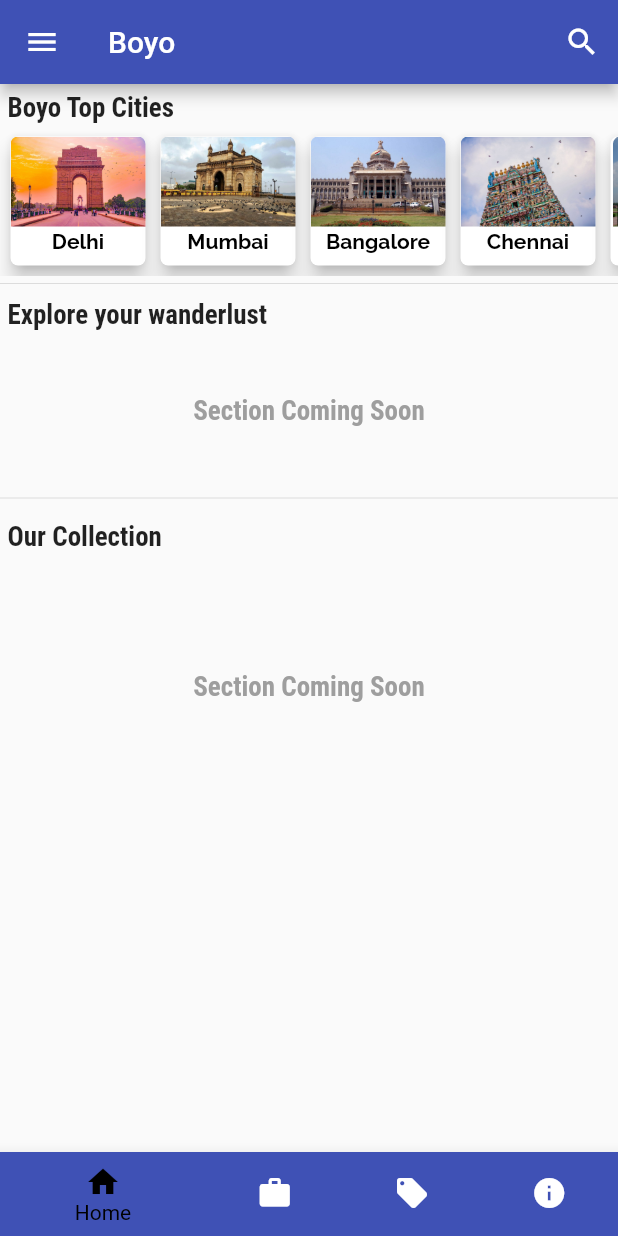
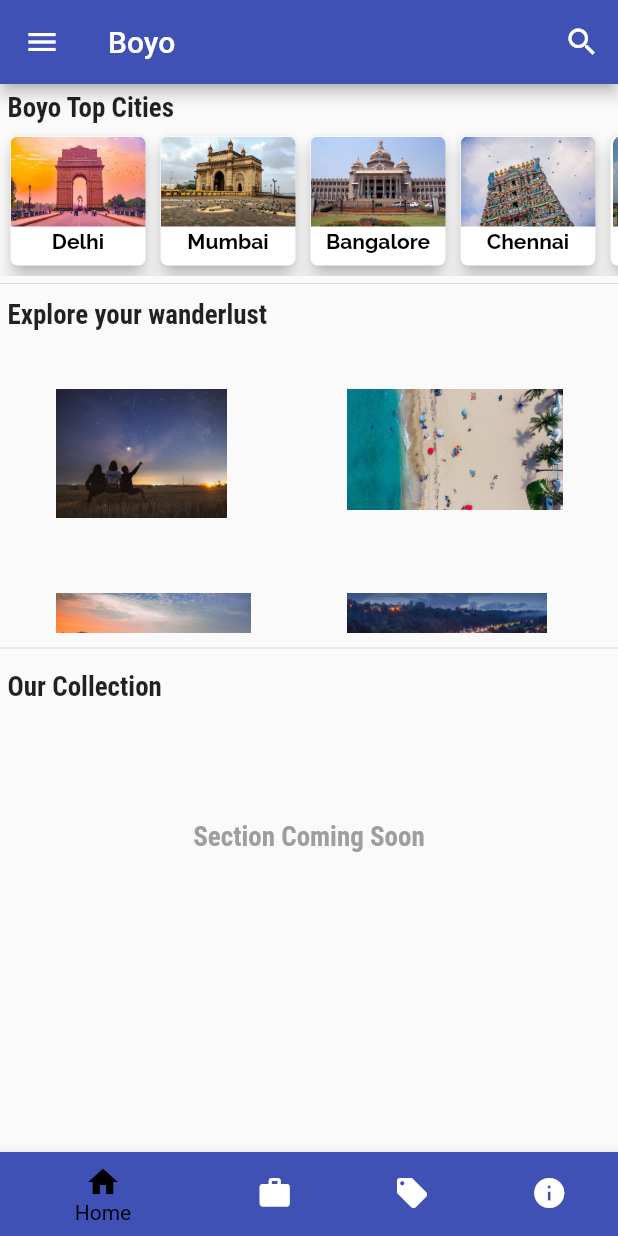
Before and after one commit to iamartyaa/BoyoHotels-App, a Flutter app: the screen it shows after launch, on a phone screen of 412 x 824 dp. Run offline on Flutter 3.47's test engine with Material 2 defaults, Android fonts, the phone set to English and light mode, and no system bars; missing offline and left inert: flutter_rounded_date_picker.

Commit message:
wanderlust section

```diff
--- a/lib/data.dart
+++ b/lib/data.dart
@@ -1,3 +1,4 @@
+import 'package:demo/models/category.dart';
 import 'package:demo/models/hotels.dart';
 import 'package:demo/models/room.dart';
 import 'package:flutter/material.dart';
@@ -129,3 +130,26 @@ List<Room> DUMMY_ROOMS = const [
   Room(hotelId: 'h7',id: 'r1', title: 'CLASSIC (2X)', area: 130, price: 1231, img: "https://images.oyoroomscdn.com/uploads/hotel_image/115463/medium/9ac4d266c3e37117.jpg",),
 
 ];
+
+List<Category> DUMMY_CATEGORIES = [
+  const Category(
+    id: 'c1',
+    title: 'Reach for the Stars',
+    img: "assets/images/rad-pozniakov-134-72ac7W4-unsplash.jpg",
+  ),
+  const Category(
+    id: 'c2',
+    title: 'Seas the day',
+    img: "assets/images/lance-asper-mNDVSSmMt0Y-unsplash.jpg",
+  ),
+  const Category(
+    id: 'c3',
+    title: 'Wander amid wonders',
+    img: "assets/images/gaurav-sharma-lj3r0SZK7rQ-unsplash.jpg",
+  ),
+  const Category(
+    id: 'c4',
+    title: 'Hop around town',
+    img: "assets/images/pedro-lastra-5g8dJvtYRYA-unsplash.jpg",
+  ),
+];
--- /dev/null
+++ b/lib/models/category.dart
@@ -0,0 +1,11 @@
+import 'package:flutter/cupertino.dart';
+
+import 'package:flutter/material.dart';
+
+class Category {
+  final String id;
+  final String title;
+  final String img;
+
+  const Category({required this.id, required this.title, required this.img });
+}
--- /dev/null
+++ b/lib/widgets/categories.dart
@@ -0,0 +1,45 @@
+import 'package:flutter/material.dart';
+
+class CategoryItem extends StatelessWidget {
+  final String id;
+  final String title;
+  final String img;
+
+  const CategoryItem(
+      {Key? key, required this.id, required this.title, required this.img})
+      : super(key: key);
+
+  // void selectCategory(BuildContext ctx) {
+  //   Navigator.of(ctx).push(
+  //     MaterialPageRoute(
+  //       builder: (_) {
+  //         return CategoryMealsScreen(categoryId: id,categoryTitle: title);
+  //       },
+  //     ),
+  //   );
+  // }
+
+  // void selectCategory(BuildContext ctx) {
+  //   Navigator.of(ctx)
+  //       .pushNamed(CategoryMealsScreen.routeName, arguments: {'id': id, 'title': title});
+  // }
+
+  @override
+  Widget build(BuildContext context) {
+    return InkWell(
+        onTap: () {
+          // selectCategory(context);
+        },
+        splashColor: Theme.of(context).primaryColor,
+        borderRadius: BorderRadius.circular(15),
+        child: Stack(
+          children: [
+            Container(
+
+              padding: const EdgeInsets.all(15),
+              child: Image.asset(img,fit: BoxFit.cover,)
+            ),
+          ],
+        ));
+  }
+}
--- a/lib/widgets/home.dart
+++ b/lib/widgets/home.dart
@@ -1,5 +1,7 @@
 import 'package:demo/data.dart';
+import 'package:demo/models/category.dart';
 import 'package:demo/models/room.dart';
+import 'package:demo/widgets/categories.dart';
 import 'package:demo/widgets/city.dart';
 import 'package:demo/widgets/room_item.dart';
 import 'package:flutter/material.dart';
@@ -11,7 +13,8 @@ class Home extends StatelessWidget {
 
   @override
   Widget build(BuildContext context) {
-    return Column(
+    return SingleChildScrollView(
+      child: Column(
         crossAxisAlignment: CrossAxisAlignment.start,
         children: [
           Container(
@@ -62,23 +65,28 @@ class Home extends StatelessWidget {
             ),
           ),
           Container(
-          height: 100,
+            height: 200,
             width: double.infinity,
-          padding: const EdgeInsets.fromLTRB(5, 5, 5, 2),
-          child: const Center(
-            child: Text(
-              'Section Coming Soon',
-              textAlign: TextAlign.left,
-              style: TextStyle(
-                fontFamily: 'RobotoCondensed',
-                fontSize: 18,
-                color: Colors.grey,
-                fontWeight: FontWeight.bold,
+            child: GridView(
+              padding: const EdgeInsets.all(22),
+              children: [
+                ...DUMMY_CATEGORIES.map((catData) {
+                  return CategoryItem(
+                    id: catData.id,
+                    title: catData.title,
+                    img: catData.img,
+                  );
+                }).toList(),
+              ],
+              gridDelegate: const SliverGridDelegateWithMaxCrossAxisExtent(
+                maxCrossAxisExtent: 200,
+                childAspectRatio: 3 / 2,
+                crossAxisSpacing: 20,
+                mainAxisSpacing: 20,
               ),
             ),
           ),
-        ),
-        Divider(
+          const Divider(
             height: 20,
           ),
           Container(
@@ -111,6 +119,7 @@ class Home extends StatelessWidget {
             ),
           ),
         ],
+      ),
     );
   }
 }
--- a/pubspec.yaml
+++ b/pubspec.yaml
@@ -69,7 +69,11 @@ flutter:
     - assets/images/bangalore.jpg
     - assets/images/agra.jpg
     - assets/images/jaipur.jpg
+    - assets/images/pedro-lastra-5g8dJvtYRYA-unsplash.jpg
+    - assets/images/gaurav-sharma-lj3r0SZK7rQ-unsplash.jpg
     - assets/images/chennai.jpeg
+    - assets/images/lance-asper-mNDVSSmMt0Y-unsplash.jpg
+    - assets/images/rad-pozniakov-134-72ac7W4-unsplash.jpg
   #   - images/a_dot_ham.jpeg
 
   # An image asset can refer to one or more resolution-specific "variants", see
```
Also changed, not shown: assets/images/gaurav-sharma-lj3r0SZK7rQ-unsplash.jpg (added), assets/images/lance-asper-mNDVSSmMt0Y-unsplash.jpg (added), assets/images/pedro-lastra-5g8dJvtYRYA-unsplash.jpg (added), assets/images/rad-pozniakov-134-72ac7W4-unsplash.jpg (added). Lines whose indentation alone changed are shown as unchanged.
